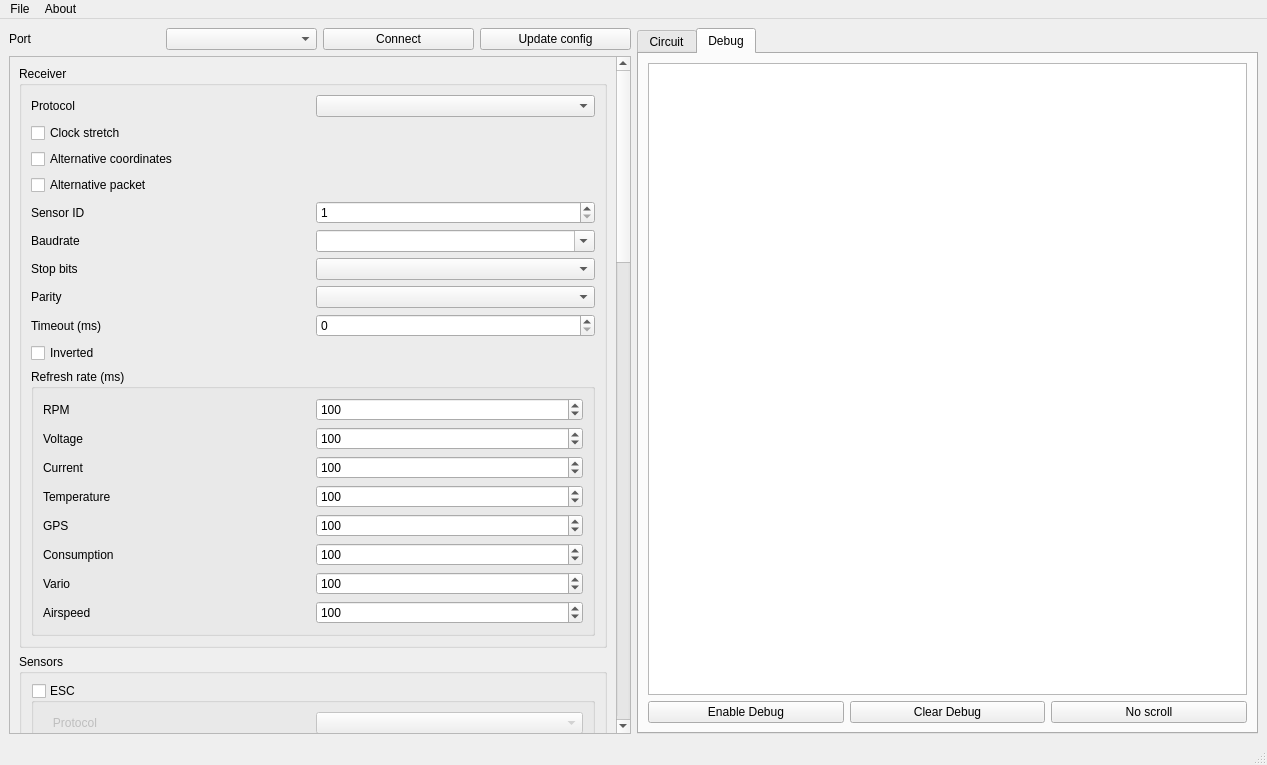
dgatf/msrc, file msrc_gui/mainwindow.ui: the form before one commit.
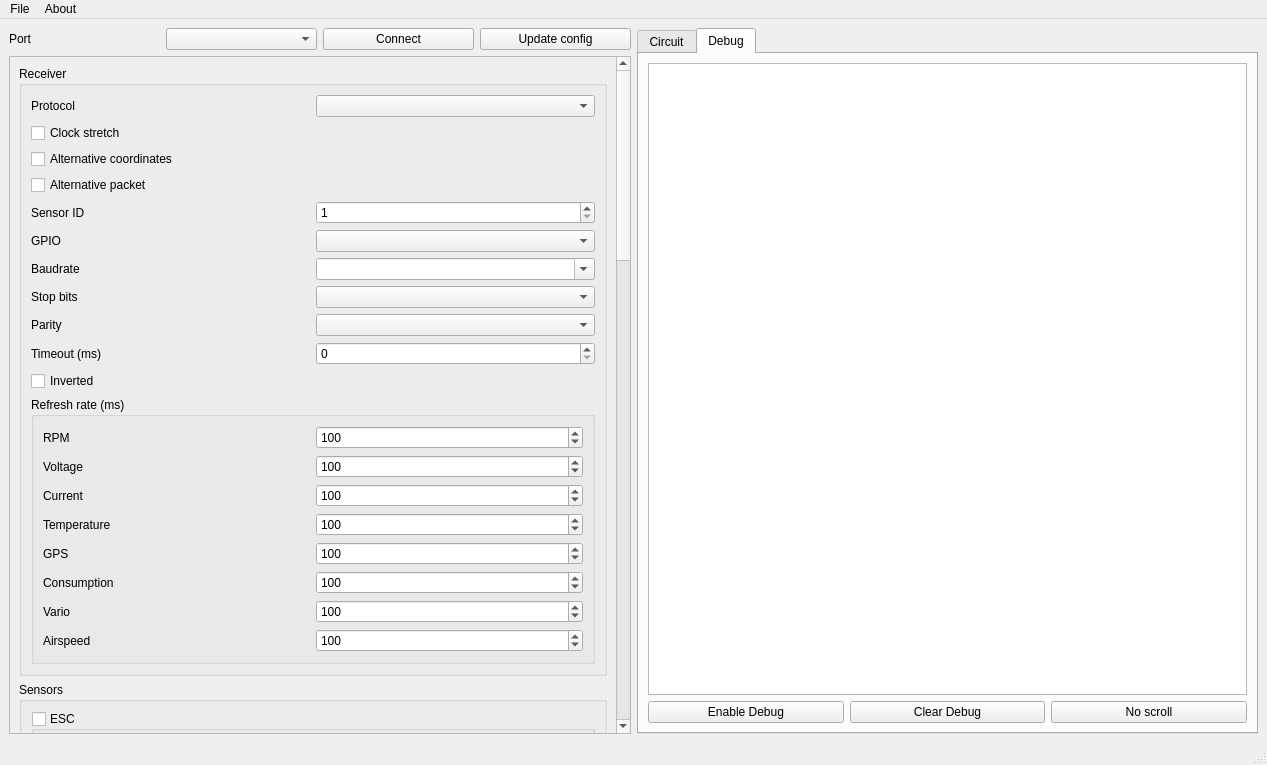
The form after the commit. Icons and pictures are not drawn.

Commit message: Add serial monitor gpio

```diff
--- a/msrc_gui/mainwindow.ui
+++ b/msrc_gui/mainwindow.ui
@@ -88,9 +88,9 @@
            <property name="geometry">
             <rect>
              <x>0</x>
-             <y>-536</y>
+             <y>0</y>
              <width>603</width>
-             <height>2510</height>
+             <height>2541</height>
             </rect>
            </property>
            <layout class="QVBoxLayout" name="verticalLayout">
@@ -109,29 +109,6 @@
                <string>Receiver</string>
               </property>
               <layout class="QGridLayout" name="gridLayout_2">
-               <item row="4" column="1">
-                <widget class="QSpinBox" name="sbSensorId">
-                 <property name="enabled">
-                  <bool>true</bool>
-                 </property>
-                 <property name="minimum">
-                  <number>1</number>
-                 </property>
-                 <property name="maximum">
-                  <number>30</number>
-                 </property>
-                </widget>
-               </item>
-               <item row="5" column="0">
-                <widget class="QLabel" name="lbBaudrate">
-                 <property name="enabled">
-                  <bool>true</bool>
-                 </property>
-                 <property name="text">
-                  <string>Baudrate</string>
-                 </property>
-                </widget>
-               </item>
                <item row="1" column="0">
                 <widget class="QCheckBox" name="cbClockStretch">
                  <property name="enabled">
@@ -142,7 +119,7 @@
                  </property>
                 </widget>
                </item>
-               <item row="8" column="1">
+               <item row="9" column="1">
                 <widget class="QSpinBox" name="sbTimeout">
                  <property name="enabled">
                   <bool>true</bool>
@@ -152,47 +129,30 @@
                  </property>
                 </widget>
                </item>
-               <item row="5" column="1">
-                <widget class="QComboBox" name="cbBaudrate">
+               <item row="4" column="1">
+                <widget class="QSpinBox" name="sbSensorId">
                  <property name="enabled">
                   <bool>true</bool>
                  </property>
-                 <property name="editable">
-                  <bool>true</bool>
+                 <property name="minimum">
+                  <number>1</number>
                  </property>
-                </widget>
-               </item>
-               <item row="3" column="0">
-                <widget class="QCheckBox" name="cbAlternativePacket">
-                 <property name="enabled">
-                  <bool>true</bool>
-                 </property>
-                 <property name="text">
-                  <string>Alternative packet</string>
+                 <property name="maximum">
+                  <number>30</number>
                  </property>
                 </widget>
                </item>
                <item row="9" column="0">
-                <widget class="QCheckBox" name="cbInverted">
+                <widget class="QLabel" name="lbTimeout">
                  <property name="enabled">
                   <bool>true</bool>
                  </property>
                  <property name="text">
-                  <string>Inverted</string>
+                  <string>Timeout (ms)</string>
                  </property>
                 </widget>
                </item>
                <item row="7" column="0">
-                <widget class="QLabel" name="lbParity">
-                 <property name="enabled">
-                  <bool>true</bool>
-                 </property>
-                 <property name="text">
-                  <string>Parity</string>
-                 </property>
-                </widget>
-               </item>
-               <item row="6" column="0">
                 <widget class="QLabel" name="lbStopbits">
                  <property name="enabled">
                   <bool>true</bool>
@@ -202,6 +162,23 @@
                  </property>
                 </widget>
                </item>
+               <item row="8" column="1">
+                <widget class="QComboBox" name="cbParity">
+                 <property name="enabled">
+                  <bool>true</bool>
+                 </property>
+                </widget>
+               </item>
+               <item row="6" column="1">
+                <widget class="QComboBox" name="cbBaudrate">
+                 <property name="enabled">
+                  <bool>true</bool>
+                 </property>
+                 <property name="editable">
+                  <bool>true</bool>
+                 </property>
+                </widget>
+               </item>
                <item row="0" column="0">
                 <widget class="QLabel" name="label">
                  <property name="enabled">
@@ -219,14 +196,34 @@
                  </property>
                 </widget>
                </item>
-               <item row="6" column="1">
+               <item row="10" column="0">
+                <widget class="QCheckBox" name="cbInverted">
+                 <property name="enabled">
+                  <bool>true</bool>
+                 </property>
+                 <property name="text">
+                  <string>Inverted</string>
+                 </property>
+                </widget>
+               </item>
+               <item row="7" column="1">
                 <widget class="QComboBox" name="cbStopbits">
                  <property name="enabled">
                   <bool>true</bool>
                  </property>
                 </widget>
                </item>
-               <item row="10" column="0" colspan="2">
+               <item row="2" column="0">
+                <widget class="QCheckBox" name="cbAlternativeCoordinates">
+                 <property name="enabled">
+                  <bool>true</bool>
+                 </property>
+                 <property name="text">
+                  <string>Alternative coordinates</string>
+                 </property>
+                </widget>
+               </item>
+               <item row="11" column="0" colspan="2">
                 <widget class="QGroupBox" name="gbRate">
                  <property name="enabled">
                   <bool>true</bool>
@@ -446,13 +443,6 @@
                  </layout>
                 </widget>
                </item>
-               <item row="7" column="1">
-                <widget class="QComboBox" name="cbParity">
-                 <property name="enabled">
-                  <bool>true</bool>
-                 </property>
-                </widget>
-               </item>
                <item row="4" column="0">
                 <widget class="QLabel" name="lbSensorId">
                  <property name="enabled">
@@ -463,26 +453,46 @@
                  </property>
                 </widget>
                </item>
-               <item row="2" column="0">
-                <widget class="QCheckBox" name="cbAlternativeCoordinates">
-                 <property name="enabled">
-                  <bool>true</bool>
-                 </property>
-                 <property name="text">
-                  <string>Alternative coordinates</string>
-                 </property>
-                </widget>
-               </item>
                <item row="8" column="0">
-                <widget class="QLabel" name="lbTimeout">
+                <widget class="QLabel" name="lbParity">
                  <property name="enabled">
                   <bool>true</bool>
                  </property>
                  <property name="text">
-                  <string>Timeout (ms)</string>
+                  <string>Parity</string>
                  </property>
                 </widget>
                </item>
+               <item row="6" column="0">
+                <widget class="QLabel" name="lbBaudrate">
+                 <property name="enabled">
+                  <bool>true</bool>
+                 </property>
+                 <property name="text">
+                  <string>Baudrate</string>
+                 </property>
+                </widget>
+               </item>
+               <item row="3" column="0">
+                <widget class="QCheckBox" name="cbAlternativePacket">
+                 <property name="enabled">
+                  <bool>true</bool>
+                 </property>
+                 <property name="text">
+                  <string>Alternative packet</string>
+                 </property>
+                </widget>
+               </item>
+               <item row="5" column="0">
+                <widget class="QLabel" name="label_4">
+                 <property name="text">
+                  <string>GPIO</string>
+                 </property>
+                </widget>
+               </item>
+               <item row="5" column="1">
+                <widget class="QComboBox" name="cbSerialMonitorGpio"/>
+               </item>
               </layout>
              </widget>
             </item>
```
The commit also changes 6 other files.
